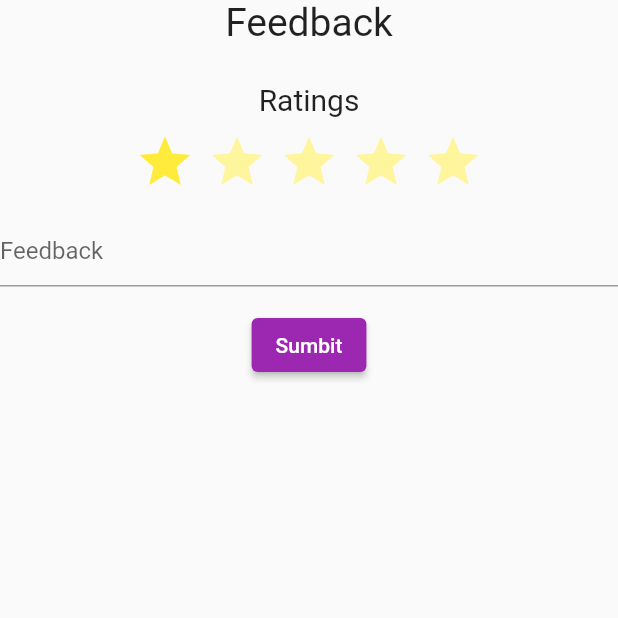
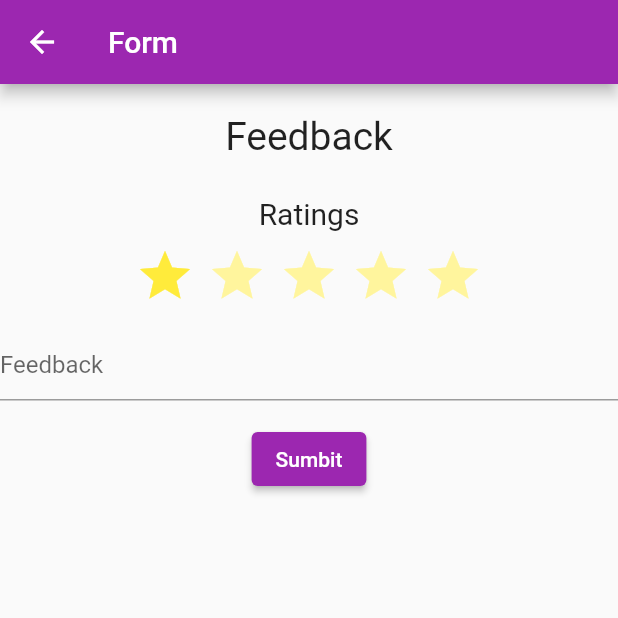
Before and after one commit to tcr123/flutter_learning_app, a Flutter app: the FeedbackForm screen opened directly, on a phone screen of 412 x 824 dp, the top half of it. Run offline on Flutter 3.47's test engine with Material 2 defaults, Android fonts, the phone set to English and light mode, and no system bars; drawn by our look-alikes of flutter_rating_bar; our stand-ins replace avatar_glow, cloud_firestore, firebase_auth, firebase_core, flutter_spinkit, speech_to_text; accounts and stored records are empty.

Commit message:
fifteeth commit

```diff
--- a/lib/components/feedback_form.dart
+++ b/lib/components/feedback_form.dart
@@ -9,12 +9,16 @@ class FeedbackForm extends StatefulWidget {
 }
 
 class _FeedbackFormState extends State<FeedbackForm> {
-  int _currentRatings = 1;
+  double _currentRatings = 1;
   String _currentFeedback = "";
 
   @override
   Widget build(BuildContext context) {
-    return Container(
+    return Scaffold(
+      appBar: AppBar(title:Text("Form") ,),
+      body: Padding(
+        padding: EdgeInsets.fromLTRB(0, 20, 0, 0),
+        child: Container(
           child: Column(
             children: <Widget>[
               Text(
@@ -37,13 +41,24 @@ class _FeedbackFormState extends State<FeedbackForm> {
                 allowHalfRating: true,
                 itemCount: 5,
                 ratingWidget: RatingWidget(
-              full: Icon(Icons.star, color: Colors.yellow,),
-              half: Icon(Icons.star_half, color: Colors.yellow,),
-              empty: Icon(Icons.star, color: Colors.yellow[200],),
+                  full: Icon(
+                    Icons.star,
+                    color: Colors.yellow,
+                  ),
+                  half: Icon(
+                    Icons.star_half,
+                    color: Colors.yellow,
+                  ),
+                  empty: Icon(
+                    Icons.star,
+                    color: Colors.yellow[200],
+                  ),
                 ),
                 itemPadding: EdgeInsets.symmetric(horizontal: 4.0),
                 onRatingUpdate: (rating) {
-              print(rating);
+                  setState(() {
+                    _currentRatings = rating;
+                  });
                 },
               ),
               SizedBox(
@@ -64,11 +79,13 @@ class _FeedbackFormState extends State<FeedbackForm> {
                 ),
                 child: Text("Sumbit"),
                 onPressed: () async {
-
+                  Navigator.pop(context);
                 },
               ),
             ],
           ),
+        ),
+      ),
     );
   }
 }
--- a/lib/pages/ebook_page/ebook_page.dart
+++ b/lib/pages/ebook_page/ebook_page.dart
@@ -4,6 +4,7 @@ import 'package:flutter/material.dart';
 import 'package:provider/provider.dart';
 import 'package:demo/models/class_model.dart';
 import 'package:demo/pages/home/list/class_tile.dart';
+import 'package:demo/pages/home/list/book_tile.dart';
 
 class EbookPage extends StatefulWidget {
   const EbookPage({Key? key}) : super(key: key);
@@ -49,7 +50,7 @@ class _EbookPageState extends State<EbookPage>
                   setState(() {
                     classList!.clear();
                     classList = classModel
-                        .where((element) => element.class_name.contains(value))
+                        .where((element) => element.subject.contains(value))
                         .toList();
                     print(classList!.length);
                   });
@@ -71,7 +72,7 @@ class _EbookPageState extends State<EbookPage>
               shrinkWrap: true,
               itemCount: classList!.length,
               itemBuilder: (context, index) {
-                return ClassTile(classes: classList![index]);
+                return BookTile(classes: classList![index]);
               },
             ),
           ),
```
Also changed, not shown: lib/pages/home/list/book_tile.dart (added, +31 -0 lines), lib/pages/home/list/feedback_list.dart (+4 -12 lines). Lines whose indentation alone changed are shown as unchanged.
